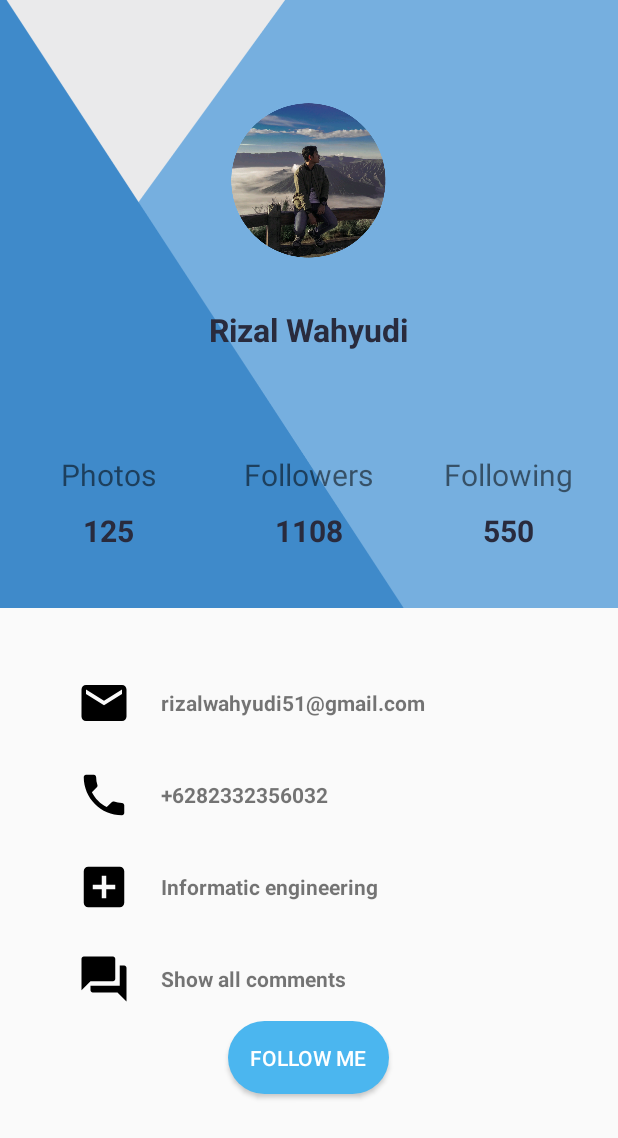
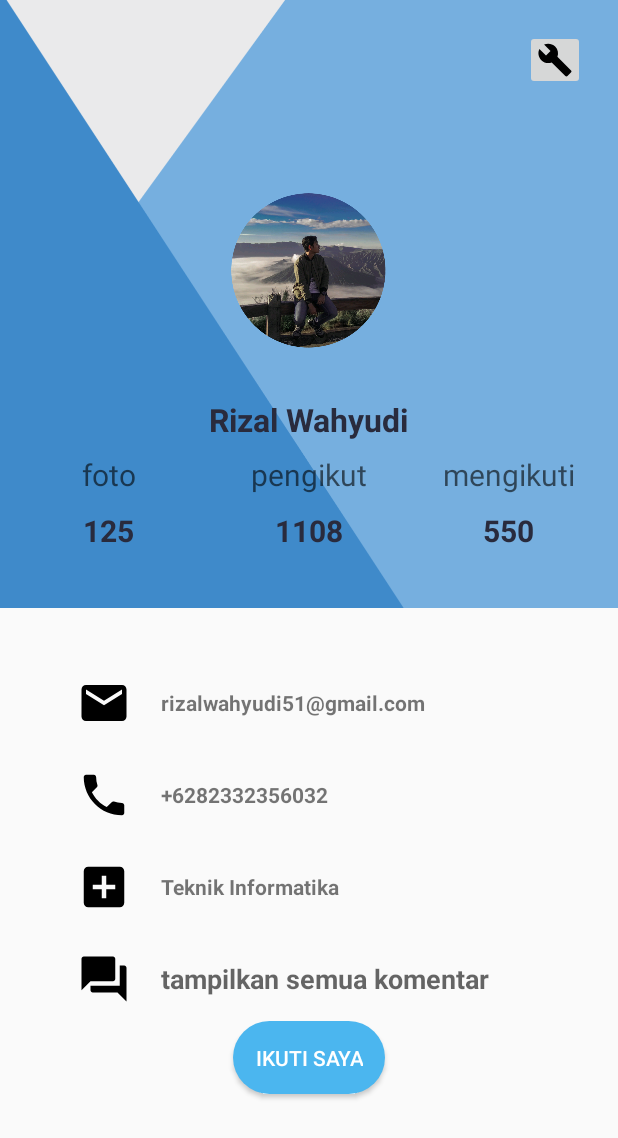
Before and after one commit to rizal51/profile, an Android app: the screen it shows after launch (MainActivity), on a phone screen of 412 x 824 dp. Shown: the top 1138 px of the screen. Run offline under Robolectric (Android 15) with nearby library versions, the phone set to English and light mode, and no system bars.

Commit message:
Add all my files

```diff
--- a/app/src/main/AndroidManifest.xml
+++ b/app/src/main/AndroidManifest.xml
@@ -9,6 +9,7 @@
         android:roundIcon="@mipmap/ic_launcher_round"
         android:supportsRtl="true"
         android:theme="@style/AppTheme">
+
         <activity android:name=".MainActivity">
             <intent-filter>
                 <action android:name="android.intent.action.MAIN" />
--- a/app/src/main/java/com/example/profile/MainActivity.java
+++ b/app/src/main/java/com/example/profile/MainActivity.java
@@ -1,14 +1,33 @@
 package com.example.profile;
+
+import android.content.Intent;
+import android.os.Bundle;
+import android.provider.Settings;
+import android.view.View;
+import android.widget.ImageButton;
 
 import androidx.appcompat.app.AppCompatActivity;
 
-import android.os.Bundle;
-
-public class MainActivity extends AppCompatActivity {
+public class MainActivity extends AppCompatActivity implements View.OnClickListener {
+    ImageButton setting;
 
     @Override
     protected void onCreate(Bundle savedInstanceState) {
         super.onCreate(savedInstanceState);
         setContentView(R.layout.activity_main);
+
+        setting = findViewById(R.id.setting);
+
+        setting.setOnClickListener(this);
+
+
+    }
+
+    @Override
+    public void onClick(View v) {
+        if (v.getId() == R.id.setting){
+            Intent intent = new Intent(Settings.ACTION_LOCALE_SETTINGS);
+            startActivity(intent);
+        }
     }
 }
--- /dev/null
+++ b/app/src/main/res/drawable/ic_build_black_24dp.xml
@@ -0,0 +1,9 @@
+<vector xmlns:android="http://schemas.android.com/apk/res/android"
+        android:width="24dp"
+        android:height="24dp"
+        android:viewportWidth="24.0"
+        android:viewportHeight="24.0">
+    <path
+        android:fillColor="#FF000000"
+        android:pathData="M22.7,19l-9.1,-9.1c0.9,-2.3 0.4,-5 -1.5,-6.9 -2,-2 -5,-2.4 -7.4,-1.3L9,6 6,9 1.6,4.7C0.4,7.1 0.9,10.1 2.9,12.1c1.9,1.9 4.6,2.4 6.9,1.5l9.1,9.1c0.4,0.4 1,0.4 1.4,0l2.3,-2.3c0.5,-0.4 0.5,-1.1 0.1,-1.4z"/>
+</vector>
--- a/app/src/main/res/layout/activity_main.xml
+++ b/app/src/main/res/layout/activity_main.xml
@@ -6,6 +6,7 @@
     android:layout_height="match_parent"
     android:background="@color/graylight"
     android:orientation="vertical">
+
     <RelativeLayout
         android:layout_width="match_parent"
         android:layout_height="405dp">
@@ -15,6 +16,14 @@
             android:layout_height="match_parent"
             android:background="@drawable/bg"
             android:orientation="vertical">
+
+            <ImageButton
+                android:id="@+id/setting"
+                android:layout_width="40dp"
+                android:layout_height="40dp"
+                android:src="@drawable/ic_build_black_24dp"
+                android:layout_marginLeft="350dp"
+                android:layout_marginTop="20dp"/>
 
             <ImageView
                 android:layout_width="150dp"
@@ -50,12 +59,15 @@
                     android:layout_width="0dp"
                     android:layout_weight="1"
                     android:layout_height="match_parent">
+
                     <TextView
+                        android:id="@+id/Textview1"
                         android:layout_width="wrap_content"
                         android:layout_height="wrap_content"
-                        android:text="Photos"
-                        android:textSize="20sp"
-                        />
+                        android:text="@string/foto"
+                        android:textAppearance="?android:attr/textAppearanceMedium"
+                        android:textSize="20sp" />
+
                     <TextView
                         android:layout_width="wrap_content"
                         android:layout_height="wrap_content"
@@ -72,12 +84,14 @@
                     android:layout_width="0dp"
                     android:layout_weight="1"
                     android:layout_height="match_parent">
+
                     <TextView
+                        android:id="@+id/Textview2"
                         android:layout_width="wrap_content"
                         android:layout_height="wrap_content"
-                        android:text="Followers"
-                        android:textSize="20sp"
-                        />
+                        android:text="@string/pengikut"
+                        android:textAppearance="?android:attr/textAppearanceMedium"
+                        android:textSize="20sp" />
 
                     <TextView
                         android:layout_width="wrap_content"
@@ -95,12 +109,14 @@
                     android:layout_width="0dp"
                     android:layout_weight="1"
                     android:layout_height="match_parent">
+
                     <TextView
+                        android:id="@+id/textview2"
                         android:layout_width="wrap_content"
                         android:layout_height="wrap_content"
-                        android:text="Following"
-                        android:textSize="20sp"
-                        />
+                        android:text="@string/mengikuti"
+                        android:textAppearance="?android:attr/textAppearanceMedium"
+                        android:textSize="20sp" />
 
                     <TextView
                         android:layout_width="wrap_content"
@@ -178,7 +194,7 @@
                 android:layout_width="wrap_content"
                 android:layout_height="wrap_content"
                 android:paddingLeft="20dp"
-                android:text="Informatic engineering"/>
+                android:text="@string/Teknik_informatika"/>
         </LinearLayout>
         <LinearLayout
             android:layout_marginTop="25dp"
@@ -197,7 +213,8 @@
                 android:layout_width="wrap_content"
                 android:layout_height="wrap_content"
                 android:paddingLeft="20dp"
-                android:text="Show all comments"/>
+                android:text="@string/tampilkan_semua_komentar"
+                android:textAppearance="?android:attr/textAppearanceMedium"/>
         </LinearLayout>
     </LinearLayout>
 
@@ -208,6 +225,6 @@
         android:layout_gravity="center_horizontal"
         android:layout_width="wrap_content"
         android:layout_height="wrap_content"
-        android:text="Follow Me"/>
+        android:text="@string/ikuti_saya"/>
 
 </LinearLayout>
--- a/app/src/main/res/values/strings.xml
+++ b/app/src/main/res/values/strings.xml
@@ -1,3 +1,9 @@
 <resources>
     <string name="app_name">profile</string>
+    <string name="foto">foto</string>
+    <string name="pengikut">pengikut</string>
+    <string name="mengikuti">mengikuti</string>
+    <string name="tampilkan_semua_komentar">tampilkan semua komentar</string>
+    <string name="ikuti_saya">Ikuti saya</string>
+    <string name="Teknik_informatika">Teknik Informatika</string>
 </resources>
```
Also changed, not shown: 4 other files.
